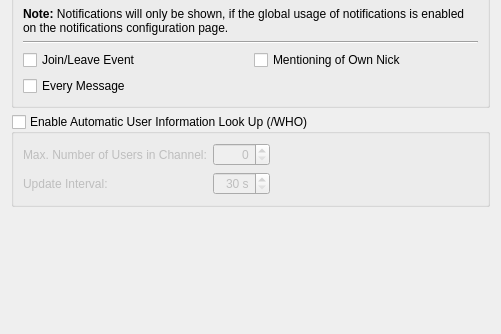
Above: Preferences/ConfigurationPages/IrcPage.ui from testmana2/test before the change; both pictures show x 0 to 501 and y 519 to 853 of the 501 by 853 pixel window. Below: the same form after it.
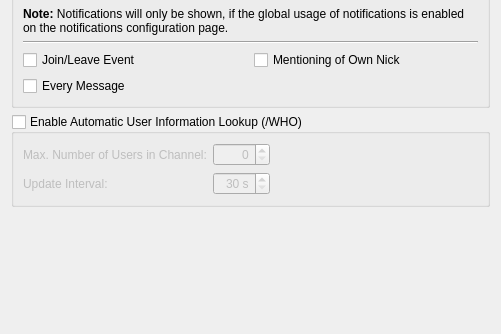
That is the form after the change.

Commit message: A little change on the IRC config page.

Patch:
```diff
--- a/Preferences/ConfigurationPages/IrcPage.ui
+++ b/Preferences/ConfigurationPages/IrcPage.ui
@@ -713,7 +713,7 @@
       <string>Select this to enable the automatic lookup of user information for joined channels</string>
      </property>
      <property name="title">
-      <string>Enable Automatic User Information Look Up (/WHO)</string>
+      <string>Enable Automatic User Information Lookup (/WHO)</string>
      </property>
      <property name="checkable">
       <bool>true</bool>
```
